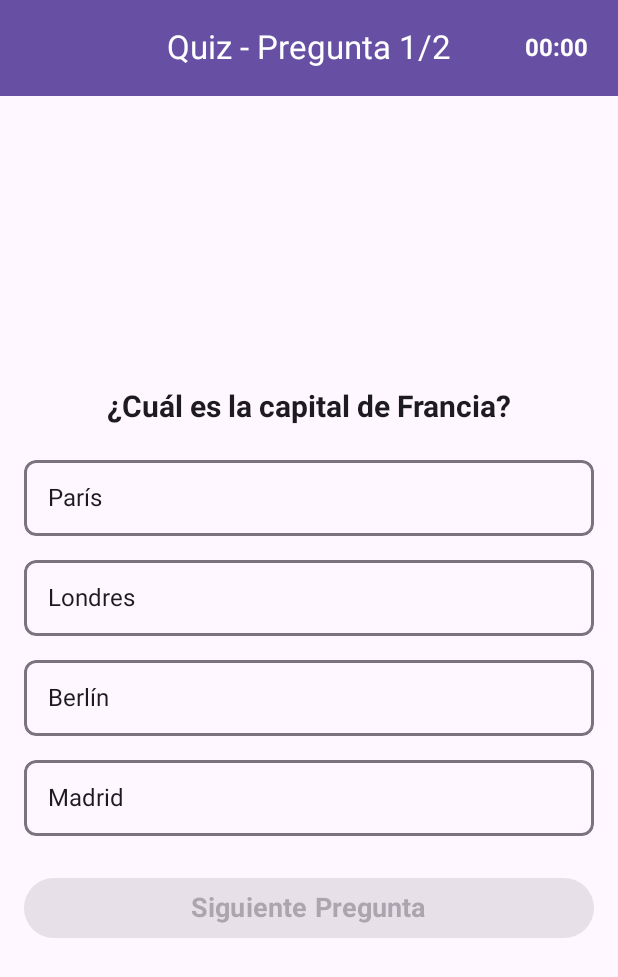
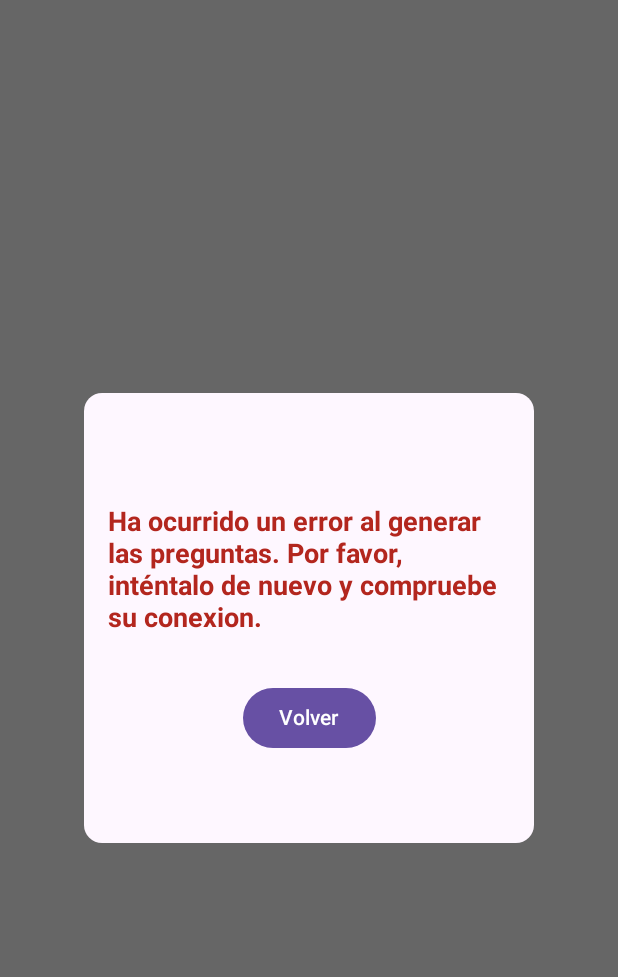
Before and after one commit to avazfra735/Quizzofrenico, an Android app built with Jetpack Compose: the @Preview function QuizzScreenPreview, on a phone screen of 412 x 824 dp. Shown: the top 977 px of the screen. Run offline under Robolectric (Android 15) with nearby library versions, the phone set to English and light mode, and no system bars.

Commit message:
Mensaje de error en la generacion de quizz

```diff
--- a/app/src/main/java/es/iessaladillo/adrian/quizzofrenico/ui/quizz/QuizzScreen.kt
+++ b/app/src/main/java/es/iessaladillo/adrian/quizzofrenico/ui/quizz/QuizzScreen.kt
@@ -38,14 +38,48 @@ fun QuizzScreen(
     isTimeUp: Boolean,
     explanation: String,
     showExplanation: Boolean,
-    onExplanationDismiss: () -> Unit
+    onExplanationDismiss: () -> Unit,
+    error: Boolean,
+    onErrorDialogDismiss: () -> Unit
 ) {
+    if (error) {
+        Dialog(onDismissRequest = onErrorDialogDismiss) {
+            Box(
+                modifier = Modifier
+                    .size(300.dp)
+                    .background(
+                        MaterialTheme.colorScheme.surface,
+                        shape = MaterialTheme.shapes.medium
+                    ),
+                contentAlignment = Alignment.Center
+            ) {
+                Column(horizontalAlignment = Alignment.CenterHorizontally) {
+                    Text(
+                        text = "Ha ocurrido un error al generar las preguntas. Por favor, inténtalo de nuevo y compruebe su conexion.",
+                        fontSize = 18.sp,
+                        color = MaterialTheme.colorScheme.error,
+                        fontWeight = FontWeight.Bold,
+                        modifier = Modifier.padding(16.dp)
+                    )
+                    Spacer(modifier = Modifier.height(16.dp))
+                    Button(onClick = onErrorDialogDismiss) {
+                        Text("Volver")
+                    }
+                }
+            }
+        }
+        return
+    }
+
     if (isLoading) {
         Dialog(onDismissRequest = {}) {
             Box(
                 modifier = Modifier
                     .size(200.dp)
-                    .background(MaterialTheme.colorScheme.surface, shape = MaterialTheme.shapes.medium),
+                    .background(
+                        MaterialTheme.colorScheme.surface,
+                        shape = MaterialTheme.shapes.medium
+                    ),
                 contentAlignment = Alignment.Center
             ) {
                 Column(horizontalAlignment = Alignment.CenterHorizontally) {
@@ -67,7 +101,10 @@ fun QuizzScreen(
                     Box(
                         modifier = Modifier
                             .size(300.dp)
-                            .background(MaterialTheme.colorScheme.surface, shape = MaterialTheme.shapes.medium),
+                            .background(
+                                MaterialTheme.colorScheme.surface,
+                                shape = MaterialTheme.shapes.medium
+                            ),
                         contentAlignment = Alignment.Center
                     ) {
                         Column(horizontalAlignment = Alignment.CenterHorizontally) {
@@ -93,7 +130,10 @@ fun QuizzScreen(
                     Box(
                         modifier = Modifier
                             .fillMaxWidth()
-                            .background(MaterialTheme.colorScheme.surface, shape = MaterialTheme.shapes.medium)
+                            .background(
+                                MaterialTheme.colorScheme.surface,
+                                shape = MaterialTheme.shapes.medium
+                            )
                             .padding(16.dp),
                         contentAlignment = Alignment.Center
                     ) {
@@ -257,6 +297,8 @@ fun QuizzScreenPreview() {
         isTimeUp = false,
         explanation = "Has fallado esta pregunta porque la capital de Francia es París.",
         showExplanation = false,
-        onExplanationDismiss = {}
+        onExplanationDismiss = {},
+        error = true,
+        onErrorDialogDismiss = {}
     )
 }
```
Also changed, not shown: app/src/main/java/es/iessaladillo/adrian/quizzofrenico/core/navigation/NavigationWrapper.kt (+7 -2 lines), app/src/main/java/es/iessaladillo/adrian/quizzofrenico/ui/quizz/QuizzViewModel.kt (+14 -4 lines).
